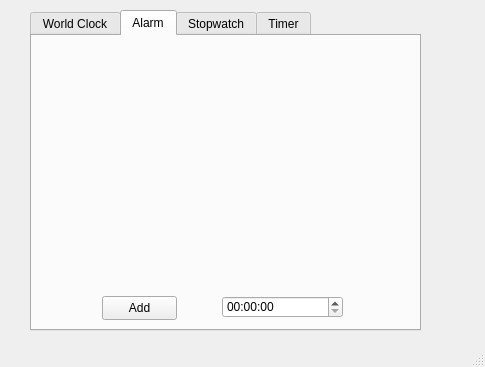
Before: the Qt Designer form PyLearnThreadingClock/main_window.ui in MSaberian/PyLearnThreading, drawn with Qt 5.
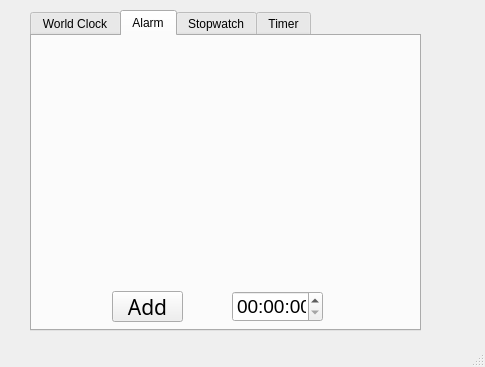
After: the same form once the commit is applied.

The edit to the form file:
```diff
--- a/PyLearnThreadingClock/main_window.ui
+++ b/PyLearnThreadingClock/main_window.ui
@@ -119,7 +119,7 @@
         <x>40</x>
         <y>10</y>
         <width>281</width>
-        <height>241</height>
+        <height>231</height>
        </rect>
       </property>
       <layout class="QGridLayout" name="gl_alarms"/>
@@ -127,22 +127,37 @@
      <widget class="QTimeEdit" name="timeEdit">
       <property name="geometry">
        <rect>
-        <x>190</x>
-        <y>260</y>
-        <width>121</width>
-        <height>22</height>
+        <x>200</x>
+        <y>255</y>
+        <width>91</width>
+        <height>31</height>
        </rect>
       </property>
+      <property name="font">
+       <font>
+        <pointsize>14</pointsize>
+       </font>
+      </property>
+      <property name="displayFormat">
+       <string>hh:mm:ss</string>
+      </property>
      </widget>
      <widget class="QPushButton" name="btn_addalarm">
       <property name="geometry">
        <rect>
-        <x>70</x>
-        <y>260</y>
-        <width>75</width>
-        <height>24</height>
+        <x>80</x>
+        <y>255</y>
+        <width>71</width>
+        <height>31</height>
        </rect>
       </property>
+      <property name="font">
+       <font>
+        <family>Centaur</family>
+        <pointsize>16</pointsize>
+        <bold>false</bold>
+       </font>
+      </property>
       <property name="text">
        <string>Add</string>
       </property>
```
